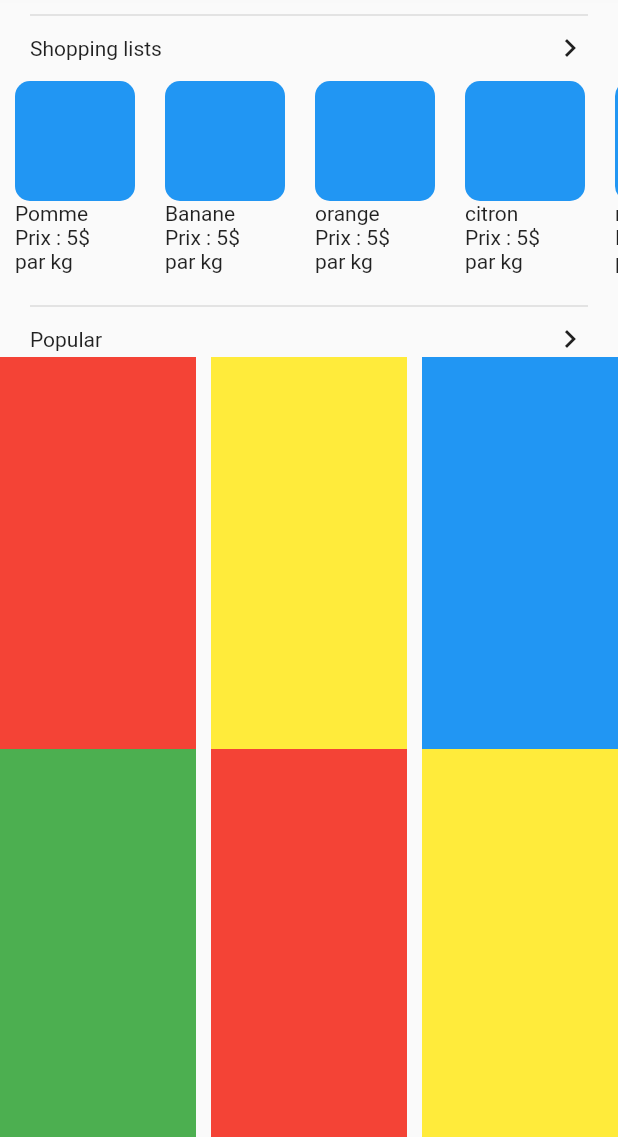
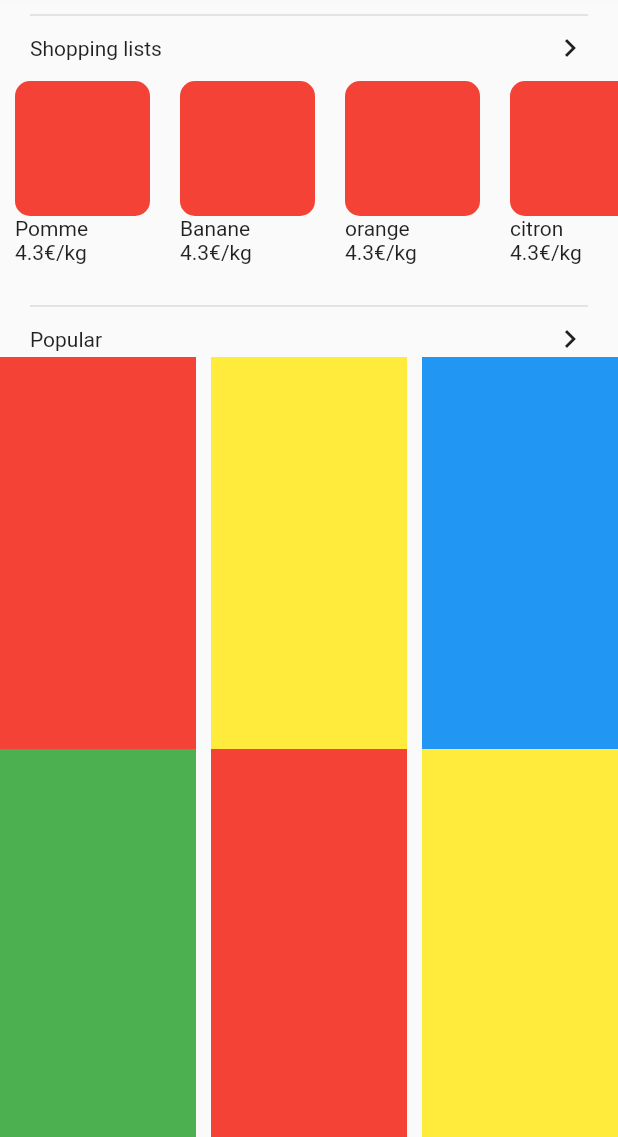
Before and after one commit to antoinebarbier022/app-marche-en-ligne, a Flutter app: the screen it shows after launch, on a phone screen of 412 x 824 dp, the part 99-1236 px from its top. Run offline on Flutter 3.47's test engine with Material 2 defaults, Android fonts, the phone set to English and light mode, and no system bars; our stand-ins replace firebase_core; accounts and stored records are empty.

Commit message:
Add Product Item Widget

```diff
--- a/lib/view/pages/home_page.dart
+++ b/lib/view/pages/home_page.dart
@@ -66,27 +66,11 @@ class HomePage extends StatelessWidget {
                   itemBuilder: (context, index) {
                     final item = list[index];
 
-                    return Container(
-                        width: 100,
-                        padding: const EdgeInsets.all(10.0),
-                        //color: Colors.grey[200],
-                        child: Column(
-                          crossAxisAlignment: CrossAxisAlignment.start,
-                          children: [
-                            AspectRatio(
-                              aspectRatio: 1 / 1,
-                              child: Container(
-                                decoration: BoxDecoration(
-                                  color: Theme.of(context).primaryColor,
-                                  borderRadius: BorderRadius.circular(10),
-                                ),
-                              ),
-                            ),
-                            Text(item),
-                            const Text("Prix : 5\$"),
-                            const Text("par kg"),
-                          ],
-                        ));
+                    return ProductItem(
+                      title: list[index],
+                      price: 4.3,
+                      color: Colors.red
+                      );
                   },
                   separatorBuilder: (BuildContext context, int index) {
                     return const SizedBox(
--- a/lib/view/widgets/_widgets.dart
+++ b/lib/view/widgets/_widgets.dart
@@ -3,3 +3,4 @@ import 'package:flutter/material.dart';
 
 part 'appbar_widget.dart';
 part 'sidebar_widget.dart';
+part 'product_item_widget.dart';
--- /dev/null
+++ b/lib/view/widgets/product_item_widget.dart
@@ -0,0 +1,38 @@
+part of '_widgets.dart';
+
+class ProductItem extends StatelessWidget {
+  const ProductItem({
+    Key? key,
+    required this.title,
+    required this.price,
+    required this.color,
+  }) : super(key: key);
+
+  final String title;
+  final double price;
+  final Color color;
+
+  @override
+  Widget build(BuildContext context) {
+    return Container(
+        width: 110,
+        padding: const EdgeInsets.all(10.0),
+        //color: Colors.grey[200],
+        child: Column(
+          crossAxisAlignment: CrossAxisAlignment.start,
+          children: [
+            AspectRatio(
+              aspectRatio: 1 / 1,
+              child: Container(
+                decoration: BoxDecoration(
+                  color: color,
+                  borderRadius: BorderRadius.circular(10),
+                ),
+              ),
+            ),
+            Text(title),
+            Text("$price€/kg"),
+          ],
+        ));
+  }
+}
```
